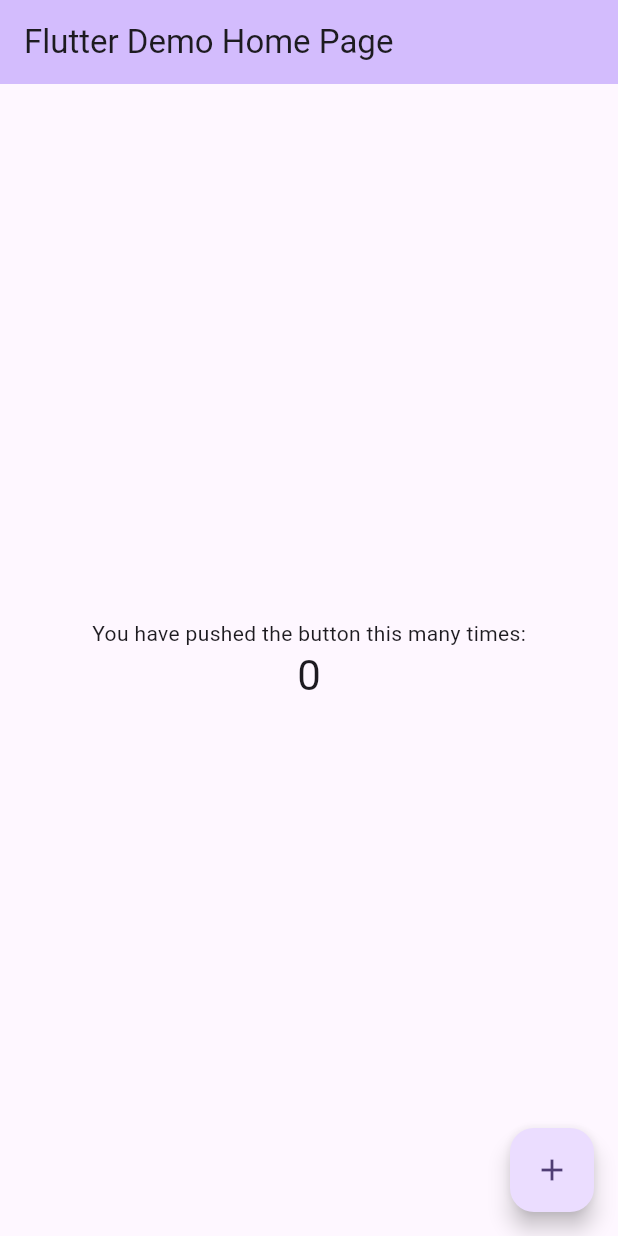
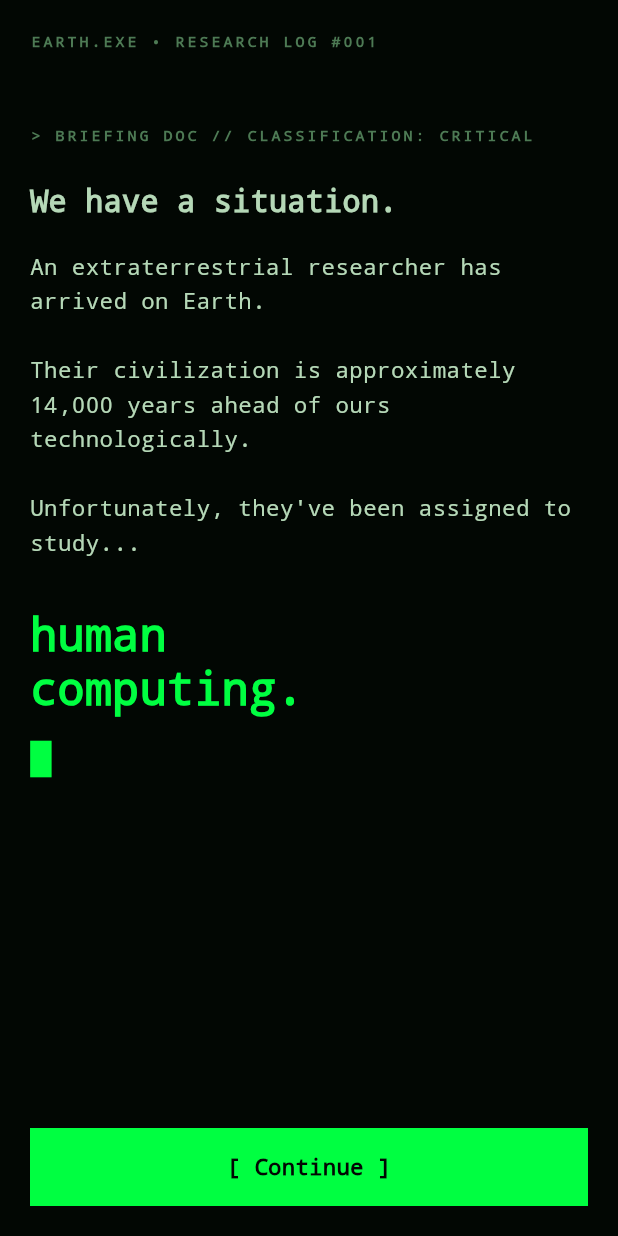
Before and after one commit to aleynahasanova/EARTH.exe, a Flutter app: the screen it shows after launch, on a phone screen of 412 x 824 dp. Run offline on Flutter 3.47's test engine with Material 3 defaults, Android fonts, the light colour scheme and no system bars.

Commit message:
First UI

```diff
--- a/lib/main.dart
+++ b/lib/main.dart
@@ -1,122 +1,22 @@
 import 'package:flutter/material.dart';
 
+import 'screens/first_contact_screen.dart';
+import 'theme/app_theme.dart';
+
 void main() {
-  runApp(const MyApp());
+  runApp(const EarthExeApp());
 }
 
-class MyApp extends StatelessWidget {
-  const MyApp({super.key});
+class EarthExeApp extends StatelessWidget {
+  const EarthExeApp({super.key});
 
-  // This widget is the root of your application.
   @override
   Widget build(BuildContext context) {
     return MaterialApp(
-      title: 'Flutter Demo',
-      theme: ThemeData(
-        // This is the theme of your application.
-        //
-        // TRY THIS: Try running your application with "flutter run". You'll see
-        // the application has a purple toolbar. Then, without quitting the app,
-        // try changing the seedColor in the colorScheme below to Colors.green
-        // and then invoke "hot reload" (save your changes or press the "hot
-        // reload" button in a Flutter-supported IDE, or press "r" if you used
-        // the command line to start the app).
-        //
-        // Notice that the counter didn't reset back to zero; the application
-        // state is not lost during the reload. To reset the state, use hot
-        // restart instead.
-        //
-        // This works for code too, not just values: Most code changes can be
-        // tested with just a hot reload.
-        colorScheme: .fromSeed(seedColor: Colors.deepPurple),
-      ),
-      home: const MyHomePage(title: 'Flutter Demo Home Page'),
+      title: 'EARTH.exe',
+      debugShowCheckedModeBanner: false,
+      theme: AppTheme.dark,
+      home: const FirstContactScreen(),
     );
   }
 }
-
-class MyHomePage extends StatefulWidget {
-  const MyHomePage({super.key, required this.title});
-
-  // This widget is the home page of your application. It is stateful, meaning
-  // that it has a State object (defined below) that contains fields that affect
-  // how it looks.
-
-  // This class is the configuration for the state. It holds the values (in this
-  // case the title) provided by the parent (in this case the App widget) and
-  // used by the build method of the State. Fields in a Widget subclass are
-  // always marked "final".
-
-  final String title;
-
-  @override
-  State<MyHomePage> createState() => _MyHomePageState();
-}
-
-class _MyHomePageState extends State<MyHomePage> {
-  int _counter = 0;
-
-  void _incrementCounter() {
-    setState(() {
-      // This call to setState tells the Flutter framework that something has
-      // changed in this State, which causes it to rerun the build method below
-      // so that the display can reflect the updated values. If we changed
-      // _counter without calling setState(), then the build method would not be
-      // called again, and so nothing would appear to happen.
-      _counter++;
-    });
-  }
-
-  @override
-  Widget build(BuildContext context) {
-    // This method is rerun every time setState is called, for instance as done
-    // by the _incrementCounter method above.
-    //
-    // The Flutter framework has been optimized to make rerunning build methods
-    // fast, so that you can just rebuild anything that needs updating rather
-    // than having to individually change instances of widgets.
-    return Scaffold(
-      appBar: AppBar(
-        // TRY THIS: Try changing the color here to a specific color (to
-        // Colors.amber, perhaps?) and trigger a hot reload to see the AppBar
-        // change color while the other colors stay the same.
-        backgroundColor: Theme.of(context).colorScheme.inversePrimary,
-        // Here we take the value from the MyHomePage object that was created by
-        // the App.build method, and use it to set our appbar title.
-        title: Text(widget.title),
-      ),
-      body: Center(
-        // Center is a layout widget. It takes a single child and positions it
-        // in the middle of the parent.
-        child: Column(
-          // Column is also a layout widget. It takes a list of children and
-          // arranges them vertically. By default, it sizes itself to fit its
-          // children horizontally, and tries to be as tall as its parent.
-          //
-          // Column has various properties to control how it sizes itself and
-          // how it positions its children. Here we use mainAxisAlignment to
-          // center the children vertically; the main axis here is the vertical
-          // axis because Columns are vertical (the cross axis would be
-          // horizontal).
-          //
-          // TRY THIS: Invoke "debug painting" (choose the "Toggle Debug Paint"
-          // action in the IDE, or press "p" in the console), to see the
-          // wireframe for each widget.
-          mainAxisAlignment: .center,
-          children: [
-            const Text('You have pushed the button this many times:'),
-            Text(
-              '$_counter',
-              style: Theme.of(context).textTheme.headlineMedium,
-            ),
-          ],
-        ),
-      ),
-      floatingActionButton: FloatingActionButton(
-        onPressed: _incrementCounter,
-        tooltip: 'Increment',
-        child: const Icon(Icons.add),
-      ),
-    );
-  }
-}
--- /dev/null
+++ b/lib/screens/first_contact_screen.dart
@@ -0,0 +1,73 @@
+import 'package:flutter/material.dart';
+
+import '../theme/app_colors.dart';
+import '../theme/app_text_styles.dart';
+import '../widgets/system_label.dart';
+import '../widgets/terminal_button.dart';
+import 'research_terminal_screen.dart';
+
+class FirstContactScreen extends StatelessWidget {
+  const FirstContactScreen({super.key});
+
+  @override
+  Widget build(BuildContext context) {
+    return Scaffold(
+      body: SafeArea(
+        child: Padding(
+          padding: const EdgeInsets.all(20),
+          child: Column(
+            crossAxisAlignment: CrossAxisAlignment.start,
+            children: [
+              const SystemLabel(text: 'EARTH.exe • RESEARCH LOG #001'),
+
+              const SizedBox(height: 48),
+
+              const SystemLabel(
+                text: '> Briefing Doc // Classification: Critical',
+              ),
+
+              const SizedBox(height: 24),
+
+              const Text('We have a situation.', style: AppTextStyles.heading),
+
+              const SizedBox(height: 20),
+
+              const Text(
+                'An extraterrestrial researcher has arrived on Earth.\n\n'
+                'Their civilization is approximately 14,000 years '
+                'ahead of ours technologically.\n\n'
+                'Unfortunately, they\'ve been assigned to study...',
+                style: AppTextStyles.body,
+              ),
+
+              const SizedBox(height: 32),
+
+              const Text('human\ncomputing.', style: AppTextStyles.display),
+
+              const SizedBox(height: 12),
+
+              const Text(
+                '█',
+                style: TextStyle(color: AppColors.accent, fontSize: 20),
+              ),
+
+              const Spacer(),
+
+              TerminalButton(
+                label: 'Continue',
+                onPressed: () {
+                  Navigator.push(
+                    context,
+                    MaterialPageRoute(
+                      builder: (_) => const ResearchTerminalScreen(),
+                    ),
+                  );
+                },
+              ),
+            ],
+          ),
+        ),
+      ),
+    );
+  }
+}
--- /dev/null
+++ b/lib/theme/app_colors.dart
@@ -0,0 +1,13 @@
+import 'package:flutter/material.dart';
+
+abstract final class AppColors {
+  static const Color background = Color(0xFF020703);
+  static const Color surface = Color(0xFF071009);
+
+  static const Color accent = Color(0xFF00FF41);
+
+  static const Color textPrimary = Color(0xFFB5D8B7);
+  static const Color textMuted = Color(0xFF4D7A54);
+
+  static const Color border = Color(0xFF163D1D);
+}
--- /dev/null
+++ b/lib/theme/app_text_styles.dart
@@ -0,0 +1,50 @@
+import 'package:flutter/material.dart';
+
+import 'app_colors.dart';
+
+abstract final class AppTextStyles {
+  static const TextStyle display = TextStyle(
+    fontFamily: 'monospace',
+    fontSize: 30,
+    height: 1.2,
+    fontWeight: FontWeight.bold,
+    color: AppColors.accent,
+  );
+
+  static const TextStyle heading = TextStyle(
+    fontFamily: 'monospace',
+    fontSize: 20,
+    height: 1.25,
+    fontWeight: FontWeight.bold,
+    color: AppColors.textPrimary,
+  );
+
+  static const TextStyle body = TextStyle(
+    fontFamily: 'monospace',
+    fontSize: 15,
+    height: 1.5,
+    color: AppColors.textPrimary,
+  );
+
+  static const TextStyle muted = TextStyle(
+    fontFamily: 'monospace',
+    fontSize: 14,
+    height: 1.5,
+    color: AppColors.textMuted,
+  );
+
+  static const TextStyle systemLabel = TextStyle(
+    fontFamily: 'monospace',
+    fontSize: 10,
+    fontWeight: FontWeight.w600,
+    letterSpacing: 2,
+    color: AppColors.textMuted,
+  );
+
+  static const TextStyle button = TextStyle(
+    fontFamily: 'monospace',
+    fontSize: 15,
+    fontWeight: FontWeight.bold,
+    color: AppColors.background,
+  );
+}
--- /dev/null
+++ b/lib/theme/app_theme.dart
@@ -0,0 +1,31 @@
+import 'package:flutter/material.dart';
+
+import 'app_colors.dart';
+import 'app_text_styles.dart';
+
+abstract final class AppTheme {
+  static ThemeData get dark {
+    return ThemeData(
+      brightness: Brightness.dark,
+      scaffoldBackgroundColor: AppColors.background,
+      colorScheme: const ColorScheme.dark(
+        primary: AppColors.accent,
+        surface: AppColors.surface,
+      ),
+      textTheme: const TextTheme(bodyMedium: AppTextStyles.body),
+      inputDecorationTheme: const InputDecorationTheme(
+        filled: true,
+        fillColor: AppColors.surface,
+        hintStyle: AppTextStyles.muted,
+        enabledBorder: OutlineInputBorder(
+          borderRadius: BorderRadius.zero,
+          borderSide: BorderSide(color: AppColors.border),
+        ),
+        focusedBorder: OutlineInputBorder(
+          borderRadius: BorderRadius.zero,
+          borderSide: BorderSide(color: AppColors.accent),
+        ),
+      ),
+    );
+  }
+}
--- /dev/null
+++ b/lib/widgets/system_label.dart
@@ -0,0 +1,14 @@
+import 'package:flutter/material.dart';
+
+import '../theme/app_text_styles.dart';
+
+class SystemLabel extends StatelessWidget {
+  final String text;
+
+  const SystemLabel({super.key, required this.text});
+
+  @override
+  Widget build(BuildContext context) {
+    return Text(text.toUpperCase(), style: AppTextStyles.systemLabel);
+  }
+}
--- /dev/null
+++ b/lib/widgets/terminal_button.dart
@@ -0,0 +1,32 @@
+import 'package:flutter/material.dart';
+
+import '../theme/app_colors.dart';
+import '../theme/app_text_styles.dart';
+
+class TerminalButton extends StatelessWidget {
+  final String label;
+  final VoidCallback onPressed;
+
+  const TerminalButton({
+    super.key,
+    required this.label,
+    required this.onPressed,
+  });
+
+  @override
+  Widget build(BuildContext context) {
+    return SizedBox(
+      width: double.infinity,
+      height: 52,
+      child: FilledButton(
+        style: FilledButton.styleFrom(
+          backgroundColor: AppColors.accent,
+          foregroundColor: AppColors.background,
+          shape: const RoundedRectangleBorder(borderRadius: BorderRadius.zero),
+        ),
+        onPressed: onPressed,
+        child: Text('[ $label ]', style: AppTextStyles.button),
+      ),
+    );
+  }
+}
```
Also changed, not shown: lib/screens/mothership_report_screen.dart (added, +103 -0 lines), lib/screens/research_terminal_screen.dart (added, +85 -0 lines), lib/screens/teaching_terminal_screen.dart (added, +125 -0 lines), lib/widgets/terminal_card.dart (added, +27 -0 lines), 1 other file.
